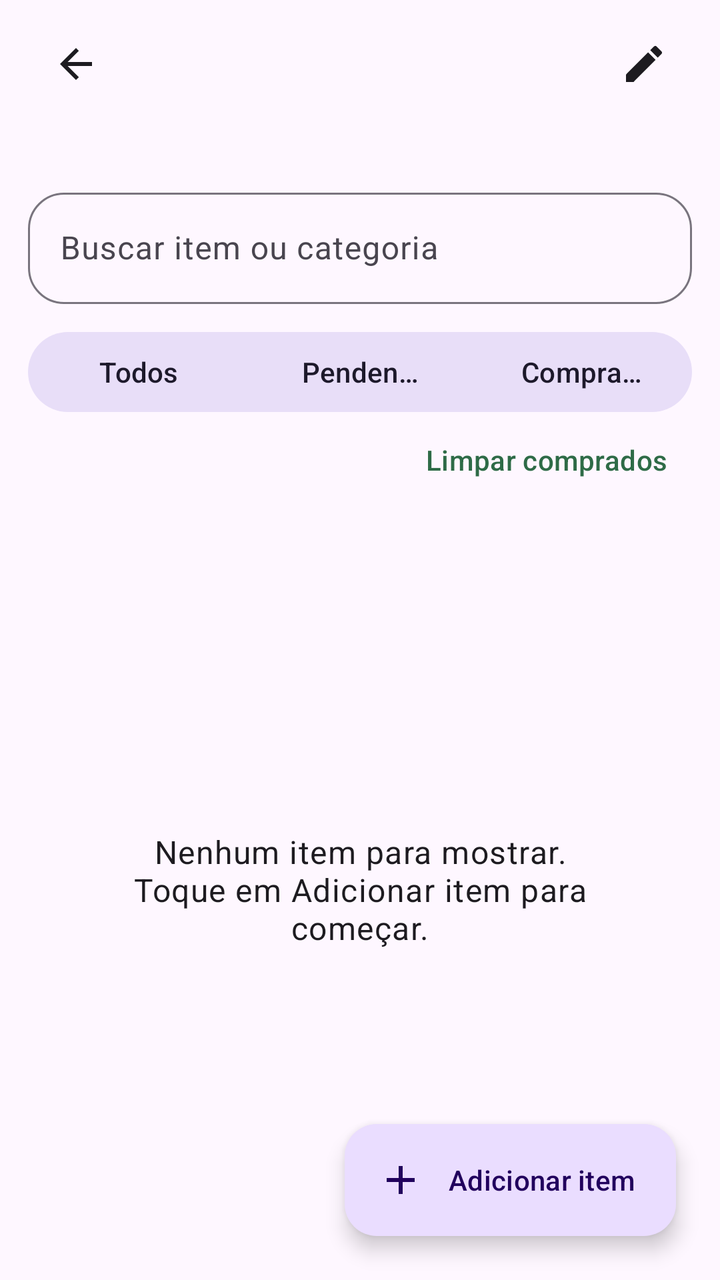
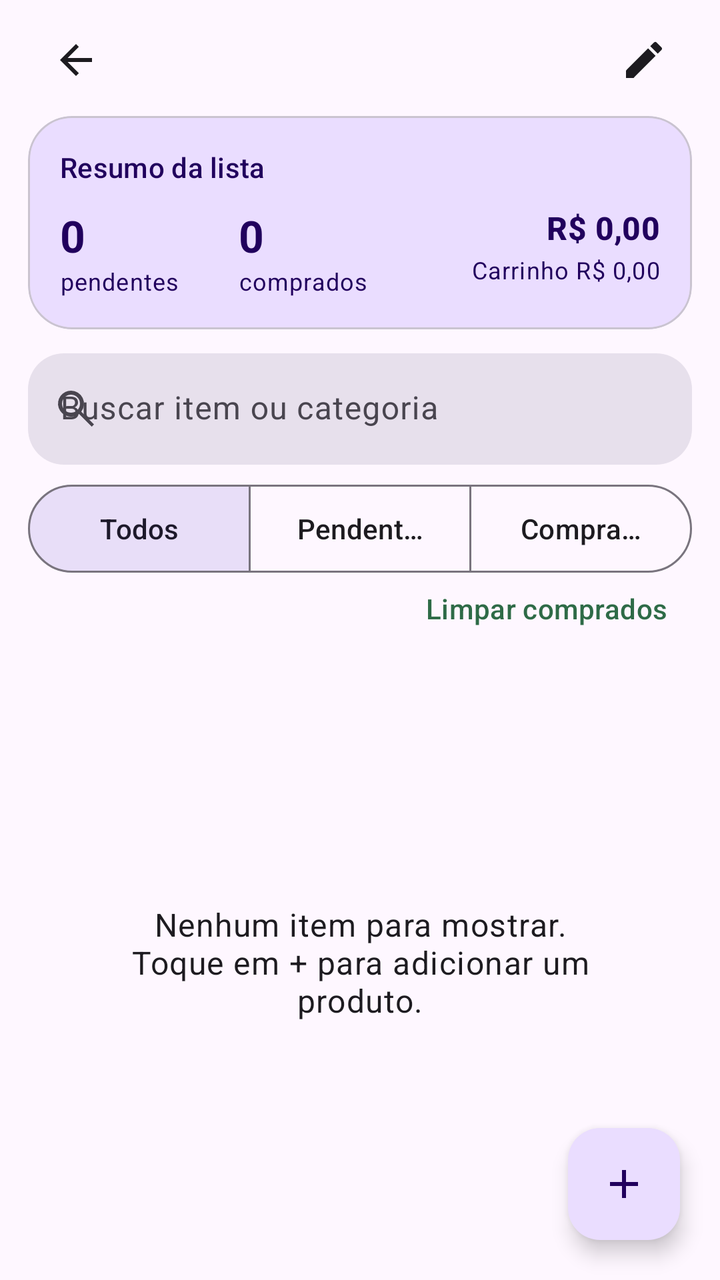

Compare the two renders of this Android layout. The source of the first and the diff that turns it into the second are given below.
<!-- AndroidManifest.xml: application theme Theme.ListaMercado -->
<!-- res/layout/activity_list_detail.xml -->
<?xml version="1.0" encoding="utf-8"?>
<androidx.coordinatorlayout.widget.CoordinatorLayout android:id="@+id/rootDetail" xmlns:android="http://schemas.android.com/apk/res/android"
    xmlns:app="http://schemas.android.com/apk/res-auto"
    android:layout_width="match_parent"
    android:layout_height="match_parent"
    android:background="?attr/colorSurface">

    <LinearLayout
        android:layout_width="match_parent"
        android:layout_height="match_parent"
        android:orientation="vertical"
        android:paddingStart="14dp"
        android:paddingTop="8dp"
        android:paddingEnd="14dp">

        <LinearLayout
            android:layout_width="match_parent"
            android:layout_height="wrap_content"
            android:gravity="center_vertical"
            android:orientation="horizontal">

            <ImageButton
                android:id="@+id/buttonBack"
                android:layout_width="48dp"
                android:layout_height="48dp"
                android:background="?attr/selectableItemBackgroundBorderless"
                android:contentDescription="Voltar"
                android:padding="12dp"
                android:src="@drawable/ic_back" />

            <TextView
                android:id="@+id/textListTitle"
                android:layout_width="0dp"
                android:layout_height="wrap_content"
                android:layout_weight="1"
                android:maxLines="1"
                android:ellipsize="end"
                android:textAppearance="@style/TextAppearance.Material3.TitleLarge"
                android:textStyle="bold" />

            <ImageButton
                android:id="@+id/buttonRenameList"
                android:layout_width="48dp"
                android:layout_height="48dp"
                android:background="?attr/selectableItemBackgroundBorderless"
                android:contentDescription="Renomear lista"
                android:padding="12dp"
                android:src="@drawable/ic_edit" />
        </LinearLayout>

        <TextView
            android:id="@+id/textListSummary"
            android:layout_width="match_parent"
            android:layout_height="wrap_content"
            android:layout_marginStart="8dp"
            android:layout_marginTop="2dp"
            android:layout_marginEnd="8dp"
            android:textAppearance="@style/TextAppearance.Material3.BodyMedium" />

        <com.google.android.material.textfield.TextInputLayout
            style="@style/Widget.Material3.TextInputLayout.OutlinedBox"
            android:layout_width="match_parent"
            android:layout_height="wrap_content"
            android:layout_marginTop="14dp"
            android:hint="Buscar item ou categoria"
            app:boxCornerRadiusBottomEnd="18dp"
            app:boxCornerRadiusBottomStart="18dp"
            app:boxCornerRadiusTopEnd="18dp"
            app:boxCornerRadiusTopStart="18dp">

            <com.google.android.material.textfield.TextInputEditText
                android:id="@+id/inputSearchItems"
                android:layout_width="match_parent"
                android:layout_height="wrap_content"
                android:imeOptions="actionDone"
                android:inputType="text"
                android:maxLines="1" />
        </com.google.android.material.textfield.TextInputLayout>

        <com.google.android.material.button.MaterialButtonToggleGroup
            android:id="@+id/groupFilters"
            android:layout_width="match_parent"
            android:layout_height="wrap_content"
            android:layout_marginTop="10dp"
            app:checkedButton="@id/buttonAll"
            app:selectionRequired="true"
            app:singleSelection="true">

            <com.google.android.material.button.MaterialButton
                android:id="@+id/buttonAll"
                style="@style/Widget.Material3.Button.TonalButton"
                android:layout_width="0dp"
                android:layout_height="wrap_content"
                android:layout_weight="1"
                android:text="Todos" />

            <com.google.android.material.button.MaterialButton
                android:id="@+id/buttonPending"
                style="@style/Widget.Material3.Button.TonalButton"
                android:layout_width="0dp"
                android:layout_height="wrap_content"
                android:layout_weight="1"
                android:text="Pendentes" />

            <com.google.android.material.button.MaterialButton
                android:id="@+id/buttonPurchased"
                style="@style/Widget.Material3.Button.TonalButton"
                android:layout_width="0dp"
                android:layout_height="wrap_content"
                android:layout_weight="1"
                android:text="Comprados" />
        </com.google.android.material.button.MaterialButtonToggleGroup>

        <com.google.android.material.button.MaterialButton
            android:id="@+id/buttonClearPurchased"
            style="@style/Widget.Material3.Button.TextButton"
            android:layout_width="wrap_content"
            android:layout_height="wrap_content"
            android:layout_gravity="end"
            android:minHeight="40dp"
            android:text="Limpar comprados" />

        <FrameLayout
            android:layout_width="match_parent"
            android:layout_height="0dp"
            android:layout_weight="1">

            <androidx.recyclerview.widget.RecyclerView
                android:id="@+id/recyclerItems"
                android:layout_width="match_parent"
                android:layout_height="match_parent"
                android:clipToPadding="false"
                android:paddingBottom="96dp" />

            <TextView
                android:id="@+id/textEmptyItems"
                android:layout_width="match_parent"
                android:layout_height="wrap_content"
                android:layout_gravity="center"
                android:gravity="center"
                android:padding="32dp"
                android:text="Nenhum item para mostrar.\nToque em Adicionar item para começar."
                android:textAppearance="@style/TextAppearance.Material3.BodyLarge" />
        </FrameLayout>
    </LinearLayout>

    <com.google.android.material.floatingactionbutton.ExtendedFloatingActionButton
        android:id="@+id/fabAddItem"
        android:layout_width="wrap_content"
        android:layout_height="wrap_content"
        android:layout_gravity="bottom|end"
        android:layout_margin="22dp"
        android:contentDescription="Adicionar item"
        android:text="Adicionar item"
        app:icon="@drawable/ic_add" />
</androidx.coordinatorlayout.widget.CoordinatorLayout>
<!-- resources referenced by this layout -->
<resources>
  <!-- drawable ic_add (drawable) -->
  <vector xmlns:android="http://schemas.android.com/apk/res/android" android:width="24dp" android:height="24dp" android:viewportWidth="24" android:viewportHeight="24">
      <path android:fillColor="@android:color/white" android:pathData="M19,13h-6v6h-2v-6H5v-2h6V5h2v6h6v2z" />
  </vector>
  <!-- drawable ic_back (drawable) -->
  <vector xmlns:android="http://schemas.android.com/apk/res/android" android:width="24dp" android:height="24dp" android:viewportWidth="24" android:viewportHeight="24">
      <path android:fillColor="?attr/colorOnSurface" android:pathData="M20,11H7.83l5.59,-5.59L12,4l-8,8 8,8 1.42,-1.41L7.83,13H20v-2z" />
  </vector>
  <!-- drawable ic_edit (drawable) -->
  <vector xmlns:android="http://schemas.android.com/apk/res/android" android:width="24dp" android:height="24dp" android:viewportWidth="24" android:viewportHeight="24">
      <path android:fillColor="?attr/colorOnSurface" android:pathData="M3,17.25V21h3.75L17.81,9.94l-3.75,-3.75L3,17.25zM20.71,7.04c0.39,-0.39 0.39,-1.02 0,-1.41l-2.34,-2.34a0.9959,0.9959 0,0 0,-1.41,0l-1.83,1.83 3.75,3.75 1.83,-1.83z" />
  </vector>
  <style name="Theme.ListaMercado" parent="Theme.Material3.DayNight.NoActionBar">
          <item name="colorPrimary">@color/seed</item>
          <item name="android:navigationBarColor">?attr/colorSurface</item>
          <item name="android:statusBarColor">?attr/colorSurface</item>
          <item name="android:windowLightStatusBar" tools:targetApi="m">true</item>
      </style>
  <color name="seed">#2E6B47</color>
</resources>

<!-- the commit's change to res/layout/activity_list_detail.xml (unified diff, before → after) -->
@@ -1,6 +1,7 @@
 <?xml version="1.0" encoding="utf-8"?>
-<androidx.coordinatorlayout.widget.CoordinatorLayout android:id="@+id/rootDetail" xmlns:android="http://schemas.android.com/apk/res/android"
+<androidx.coordinatorlayout.widget.CoordinatorLayout xmlns:android="http://schemas.android.com/apk/res/android"
     xmlns:app="http://schemas.android.com/apk/res-auto"
+    android:id="@+id/rootDetail"
     android:layout_width="match_parent"
     android:layout_height="match_parent"
     android:background="?attr/colorSurface">
@@ -10,7 +11,7 @@
         android:layout_height="match_parent"
         android:orientation="vertical"
         android:paddingStart="14dp"
-        android:paddingTop="8dp"
+        android:paddingTop="6dp"
         android:paddingEnd="14dp">
 
         <LinearLayout
@@ -33,9 +34,9 @@
                 android:layout_width="0dp"
                 android:layout_height="wrap_content"
                 android:layout_weight="1"
+                android:ellipsize="end"
                 android:maxLines="1"
-                android:ellipsize="end"
-                android:textAppearance="@style/TextAppearance.Material3.TitleLarge"
+                android:textAppearance="@style/TextAppearance.Material3.HeadlineSmall"
                 android:textStyle="bold" />
 
             <ImageButton
@@ -48,25 +49,79 @@
                 android:src="@drawable/ic_edit" />
         </LinearLayout>
 
-        <TextView
-            android:id="@+id/textListSummary"
+        <com.google.android.material.card.MaterialCardView
             android:layout_width="match_parent"
             android:layout_height="wrap_content"
-            android:layout_marginStart="8dp"
-            android:layout_marginTop="2dp"
-            android:layout_marginEnd="8dp"
-            android:textAppearance="@style/TextAppearance.Material3.BodyMedium" />
+            android:layout_marginTop="4dp"
+            app:cardBackgroundColor="?attr/colorPrimaryContainer"
+            app:cardCornerRadius="22dp"
+            app:cardElevation="0dp">
+
+            <LinearLayout
+                android:layout_width="match_parent"
+                android:layout_height="wrap_content"
+                android:orientation="vertical"
+                android:padding="16dp">
+
+                <TextView
+                    android:id="@+id/textListSummary"
+                    android:layout_width="match_parent"
+                    android:layout_height="wrap_content"
+                    android:text="Resumo da lista"
+                    android:textAppearance="@style/TextAppearance.Material3.LabelLarge"
+                    android:textColor="?attr/colorOnPrimaryContainer" />
+
+                <LinearLayout
+                    android:layout_width="match_parent"
+                    android:layout_height="wrap_content"
+                    android:layout_marginTop="10dp"
+                    android:orientation="horizontal">
+
+                    <LinearLayout
+                        android:layout_width="0dp"
+                        android:layout_height="wrap_content"
+                        android:layout_weight="1"
+                        android:orientation="vertical">
+                        <TextView android:id="@+id/textPendingCount" android:layout_width="wrap_content" android:layout_height="wrap_content" android:text="0" android:textAppearance="@style/TextAppearance.Material3.TitleLarge" android:textColor="?attr/colorOnPrimaryContainer" android:textStyle="bold" />
+                        <TextView android:layout_width="wrap_content" android:layout_height="wrap_content" android:text="pendentes" android:textAppearance="@style/TextAppearance.Material3.BodySmall" android:textColor="?attr/colorOnPrimaryContainer" />
+                    </LinearLayout>
+
+                    <LinearLayout
+                        android:layout_width="0dp"
+                        android:layout_height="wrap_content"
+                        android:layout_weight="1"
+                        android:orientation="vertical">
+                        <TextView android:id="@+id/textPurchasedCount" android:layout_width="wrap_content" android:layout_height="wrap_content" android:text="0" android:textAppearance="@style/TextAppearance.Material3.TitleLarge" android:textColor="?attr/colorOnPrimaryContainer" android:textStyle="bold" />
+                        <TextView android:layout_width="wrap_content" android:layout_height="wrap_content" android:text="comprados" android:textAppearance="@style/TextAppearance.Material3.BodySmall" android:textColor="?attr/colorOnPrimaryContainer" />
+                    </LinearLayout>
+
+                    <LinearLayout
+                        android:layout_width="0dp"
+                        android:layout_height="wrap_content"
+                        android:layout_weight="1.35"
+                        android:gravity="end"
+                        android:orientation="vertical">
+                        <TextView android:id="@+id/textEstimatedTotal" android:layout_width="wrap_content" android:layout_height="wrap_content" android:gravity="end" android:text="R$ 0,00" android:textAppearance="@style/TextAppearance.Material3.TitleMedium" android:textColor="?attr/colorOnPrimaryContainer" android:textStyle="bold" />
+                        <TextView android:id="@+id/textCartTotal" android:layout_width="wrap_content" android:layout_height="wrap_content" android:gravity="end" android:layout_marginTop="2dp" android:text="Carrinho R$ 0,00" android:textAppearance="@style/TextAppearance.Material3.BodySmall" android:textColor="?attr/colorOnPrimaryContainer" />
+                    </LinearLayout>
+                </LinearLayout>
+            </LinearLayout>
+        </com.google.android.material.card.MaterialCardView>
 
         <com.google.android.material.textfield.TextInputLayout
-            style="@style/Widget.Material3.TextInputLayout.OutlinedBox"
+            style="@style/Widget.Material3.TextInputLayout.FilledBox"
             android:layout_width="match_parent"
             android:layout_height="wrap_content"
-            android:layout_marginTop="14dp"
+            android:layout_marginTop="12dp"
             android:hint="Buscar item ou categoria"
+            app:boxBackgroundColor="?attr/colorSurfaceVariant"
             app:boxCornerRadiusBottomEnd="18dp"
             app:boxCornerRadiusBottomStart="18dp"
             app:boxCornerRadiusTopEnd="18dp"
-            app:boxCornerRadiusTopStart="18dp">
+            app:boxCornerRadiusTopStart="18dp"
+            app:boxStrokeWidth="0dp"
+            app:boxStrokeWidthFocused="0dp"
+            app:startIconDrawable="@drawable/ic_search">
 
             <com.google.android.material.textfield.TextInputEditText
                 android:id="@+id/inputSearchItems"
@@ -80,7 +135,7 @@
         <com.google.android.material.button.MaterialButtonToggleGroup
             android:id="@+id/groupFilters"
             android:layout_width="match_parent"
-            android:layout_height="wrap_content"
+            android:layout_height="44dp"
             android:layout_marginTop="10dp"
             app:checkedButton="@id/buttonAll"
             app:selectionRequired="true"
@@ -88,26 +143,35 @@
 
             <com.google.android.material.button.MaterialButton
                 android:id="@+id/buttonAll"
-                style="@style/Widget.Material3.Button.TonalButton"
-                android:layout_width="0dp"
-                android:layout_height="wrap_content"
-                android:layout_weight="1"
+                style="@style/Widget.Material3.Button.OutlinedButton"
+                android:layout_width="0dp"
+                android:layout_height="44dp"
+                android:layout_weight="1"
+                android:insetTop="0dp"
+                android:insetBottom="0dp"
+                android:minHeight="0dp"
                 android:text="Todos" />
 
             <com.google.android.material.button.MaterialButton
                 android:id="@+id/buttonPending"
-                style="@style/Widget.Material3.Button.TonalButton"
-                android:layout_width="0dp"
-                android:layout_height="wrap_content"
-                android:layout_weight="1"
+                style="@style/Widget.Material3.Button.OutlinedButton"
+                android:layout_width="0dp"
+                android:layout_height="44dp"
+                android:layout_weight="1"
+                android:insetTop="0dp"
+                android:insetBottom="0dp"
+                android:minHeight="0dp"
                 android:text="Pendentes" />
 
             <com.google.android.material.button.MaterialButton
                 android:id="@+id/buttonPurchased"
-                style="@style/Widget.Material3.Button.TonalButton"
-                android:layout_width="0dp"
-                android:layout_height="wrap_content"
-                android:layout_weight="1"
+                style="@style/Widget.Material3.Button.OutlinedButton"
+                android:layout_width="0dp"
+                android:layout_height="44dp"
+                android:layout_weight="1"
+                android:insetTop="0dp"
+                android:insetBottom="0dp"
+                android:minHeight="0dp"
                 android:text="Comprados" />
         </com.google.android.material.button.MaterialButtonToggleGroup>
 
@@ -115,9 +179,11 @@
             android:id="@+id/buttonClearPurchased"
             style="@style/Widget.Material3.Button.TextButton"
             android:layout_width="wrap_content"
-            android:layout_height="wrap_content"
+            android:layout_height="36dp"
             android:layout_gravity="end"
-            android:minHeight="40dp"
+            android:insetTop="0dp"
+            android:insetBottom="0dp"
+            android:minHeight="0dp"
             android:text="Limpar comprados" />
 
         <FrameLayout
@@ -130,7 +196,7 @@
                 android:layout_width="match_parent"
                 android:layout_height="match_parent"
                 android:clipToPadding="false"
-                android:paddingBottom="96dp" />
+                android:paddingBottom="88dp" />
 
             <TextView
                 android:id="@+id/textEmptyItems"
@@ -139,18 +205,17 @@
                 android:layout_gravity="center"
                 android:gravity="center"
                 android:padding="32dp"
-                android:text="Nenhum item para mostrar.\nToque em Adicionar item para começar."
+                android:text="Nenhum item para mostrar.\nToque em + para adicionar um produto."
                 android:textAppearance="@style/TextAppearance.Material3.BodyLarge" />
         </FrameLayout>
     </LinearLayout>
 
-    <com.google.android.material.floatingactionbutton.ExtendedFloatingActionButton
+    <com.google.android.material.floatingactionbutton.FloatingActionButton
         android:id="@+id/fabAddItem"
         android:layout_width="wrap_content"
         android:layout_height="wrap_content"
         android:layout_gravity="bottom|end"
-        android:layout_margin="22dp"
+        android:layout_margin="20dp"
         android:contentDescription="Adicionar item"
-        android:text="Adicionar item"
-        app:icon="@drawable/ic_add" />
+        app:srcCompat="@drawable/ic_add" />
 </androidx.coordinatorlayout.widget.CoordinatorLayout>
<!-- resource entries referenced after the edit -->
@@ -12,6 +12,16 @@
   <vector xmlns:android="http://schemas.android.com/apk/res/android" android:width="24dp" android:height="24dp" android:viewportWidth="24" android:viewportHeight="24">
       <path android:fillColor="?attr/colorOnSurface" android:pathData="M3,17.25V21h3.75L17.81,9.94l-3.75,-3.75L3,17.25zM20.71,7.04c0.39,-0.39 0.39,-1.02 0,-1.41l-2.34,-2.34a0.9959,0.9959 0,0 0,-1.41,0l-1.83,1.83 3.75,3.75 1.83,-1.83z" />
   </vector>
+  <!-- drawable ic_search (drawable) -->
+  <vector xmlns:android="http://schemas.android.com/apk/res/android"
+      android:width="24dp"
+      android:height="24dp"
+      android:viewportWidth="24"
+      android:viewportHeight="24">
+      <path
+          android:fillColor="#FF000000"
+          android:pathData="M9.5,3a6.5,6.5 0,1 0,3.98 11.64L19.85,21 21,19.85l-6.36,-6.37A6.5,6.5 0,0 0,9.5,3zM9.5,5a4.5,4.5 0,1 1,0 9,4.5 4.5,0 0,1 0,-9z" />
+  </vector>
   <style name="Theme.ListaMercado" parent="Theme.Material3.DayNight.NoActionBar">
           <item name="colorPrimary">@color/seed</item>
           <item name="android:navigationBarColor">?attr/colorSurface</item>
